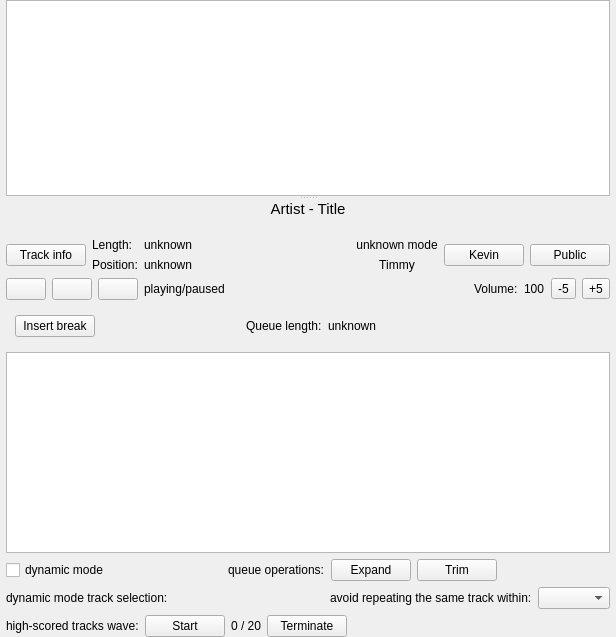
Old version of the form src/gui-remote/mainwidget.ui in the repository hyperquantum/PMP.
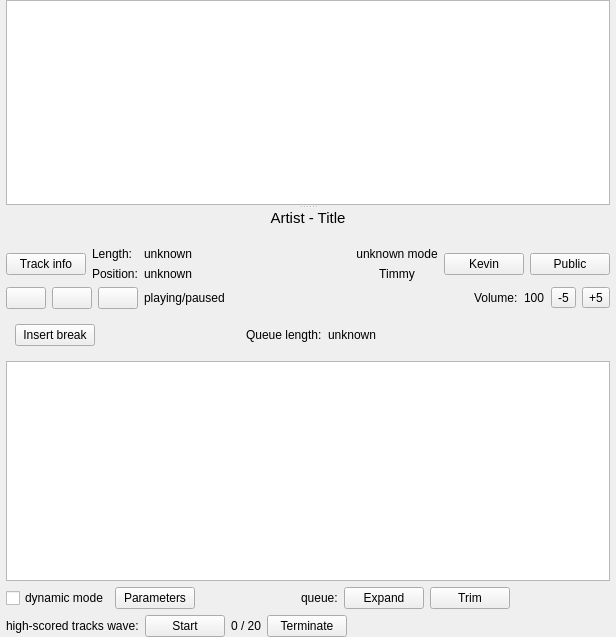
New version of the form. Icons and pictures are not drawn. Custom widgets are drawn as their Qt base class.

Commit message:
Introduce dynamic mode parameters dialog
Move track avoidance preference to the new dialog.

```diff
--- a/src/gui-remote/mainwidget.ui
+++ b/src/gui-remote/mainwidget.ui
@@ -356,6 +356,13 @@
            </property>
           </widget>
          </item>
+         <item>
+          <widget class="QPushButton" name="dynamicModeParametersButton">
+           <property name="text">
+            <string>Parameters</string>
+           </property>
+          </widget>
+         </item>
          <item>
           <spacer name="horizontalSpacer_4">
            <property name="orientation">
@@ -372,7 +379,7 @@
          <item>
           <widget class="QLabel" name="queueOperationsLabel">
            <property name="text">
-            <string>queue operations:</string>
+            <string>queue:</string>
            </property>
           </widget>
          </item>
@@ -405,47 +412,6 @@
          </item>
         </layout>
        </item>
-       <item>
-        <layout class="QHBoxLayout" name="dynamicModeLine2Layout">
-         <item>
-          <widget class="QLabel" name="dynamicModeTrackSelectionLabel">
-           <property name="text">
-            <string>dynamic mode track selection:</string>
-           </property>
-          </widget>
-         </item>
-         <item>
-          <spacer name="horizontalSpacer_7">
-           <property name="orientation">
-            <enum>Qt::Horizontal</enum>
-           </property>
-           <property name="sizeHint" stdset="0">
-            <size>
-             <width>40</width>
-             <height>20</height>
-            </size>
-           </property>
-          </spacer>
-         </item>
-         <item>
-          <widget class="QLabel" name="label">
-           <property name="text">
-            <string>avoid repeating the same track within:</string>
-           </property>
-          </widget>
-         </item>
-         <item>
-          <widget class="QComboBox" name="noRepetitionComboBox">
-           <property name="maxVisibleItems">
-            <number>15</number>
-           </property>
-           <property name="sizeAdjustPolicy">
-            <enum>QComboBox::AdjustToContents</enum>
-           </property>
-          </widget>
-         </item>
-        </layout>
-       </item>
        <item>
         <layout class="QHBoxLayout" name="dynamicModeLine3Layout">
          <item>
```
Left out of the diff: 2 changed lines with no effect on the pictures. The commit also changes 6 other files.
